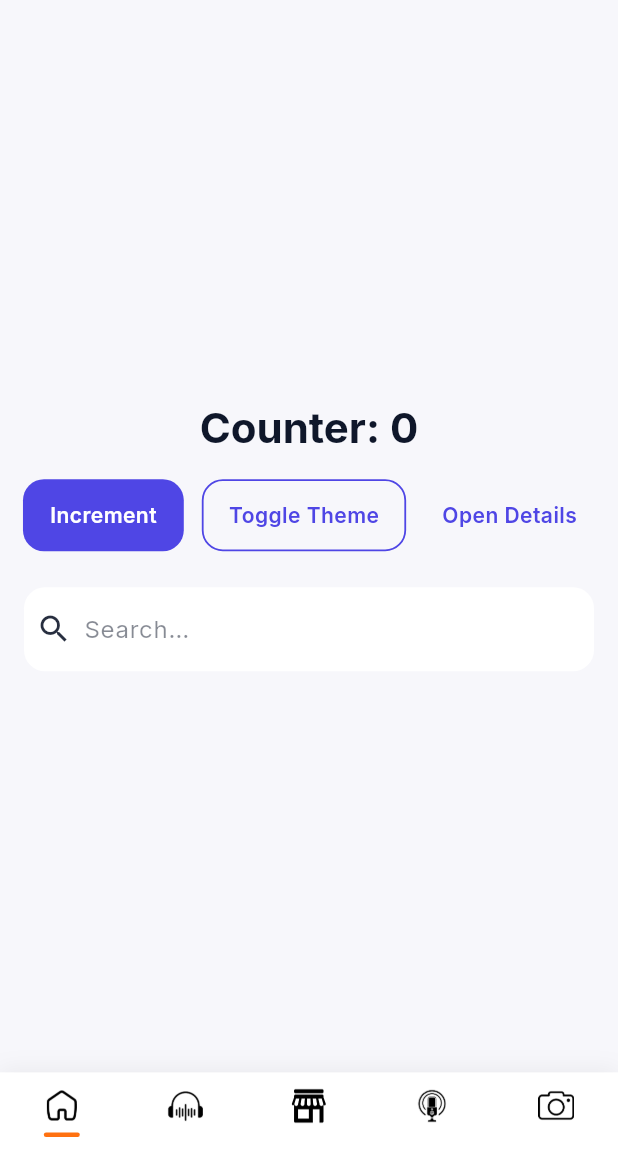
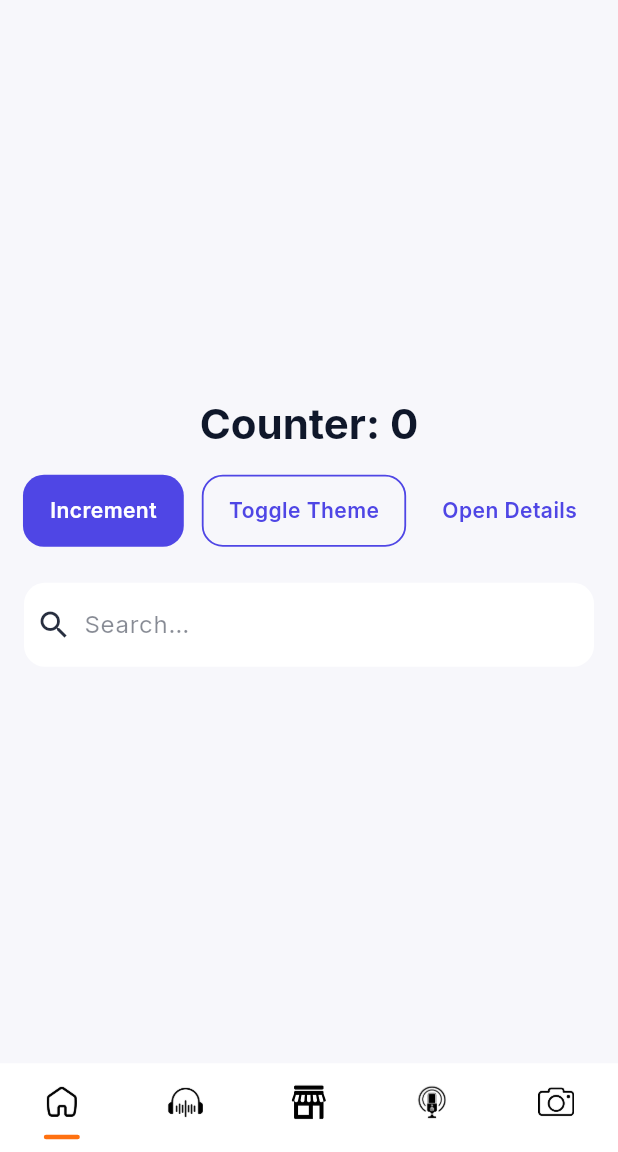
Before and after one commit to ShaikhAhsan/vizidot-2.0, a Flutter app: the screen it shows after launch, on a phone screen of 412 x 824 dp, the part 84-1236 px from its top. Run offline on Flutter 3.47's test engine with Material 3 defaults, Android fonts, the phone set to English and light mode, and no system bars; our stand-ins replace flutter_dotenv, flutter_svg, get, google_fonts.

Commit message:
Tabs fixed.

```diff
--- a/vizidot-app/lib/modules/home/widgets/custom_nav_bar.dart
+++ b/vizidot-app/lib/modules/home/widgets/custom_nav_bar.dart
@@ -32,8 +32,8 @@
 
     return Material(
       color: background,
-      elevation: 6,
-      shadowColor: Colors.black.withOpacity(isDark ? 0.16 : 0.08),
+      elevation: 0,
+      shadowColor: Colors.transparent,
       child: SafeArea(
         top: false,
         child: Obx(() {
@@ -42,16 +42,9 @@
           final List<String> icons =  _defaultIcons;
 
           return Container(
-            padding: const EdgeInsets.symmetric(vertical: 10),
+            padding: const EdgeInsets.only(top: 5, bottom: 0),
             decoration: BoxDecoration(
               color: background,
-              boxShadow: [
-                BoxShadow(
-                  color: Colors.black.withOpacity(isDark ? 0.12 : 0.06),
-                  blurRadius: 12,
-                  offset: const Offset(0, -2),
-                ),
-              ],
             ),
             child: Row(
               mainAxisAlignment: MainAxisAlignment.spaceAround,
@@ -100,13 +93,16 @@
 
   @override
   Widget build(BuildContext context) {
-    return InkWell
-    (
+    return InkWell(
       onTap: _handleTap,
       onHighlightChanged: _handleHighlight,
       borderRadius: BorderRadius.circular(12),
-      child: Padding(
-        padding: const EdgeInsets.symmetric(horizontal: 6),
+      child: Container(
+        // color: Colors.red,
+        child: SizedBox(
+          width: 64,
+          height: 54,
+          child: Center(
             child: Column(
               mainAxisSize: MainAxisSize.min,
               children: [
@@ -124,7 +120,7 @@
                     ),
                   ),
                 ),
-            const SizedBox(height: 6),
+                const SizedBox(height: 10),
                 AnimatedContainer(
                   duration: const Duration(milliseconds: 200),
                   curve: Curves.easeInOut,
@@ -136,6 +132,8 @@
                   ),
                 ),
               ],
+            ),
+          ),
         ),
       ),
     );
```
Lines whose indentation alone changed are shown as unchanged.
